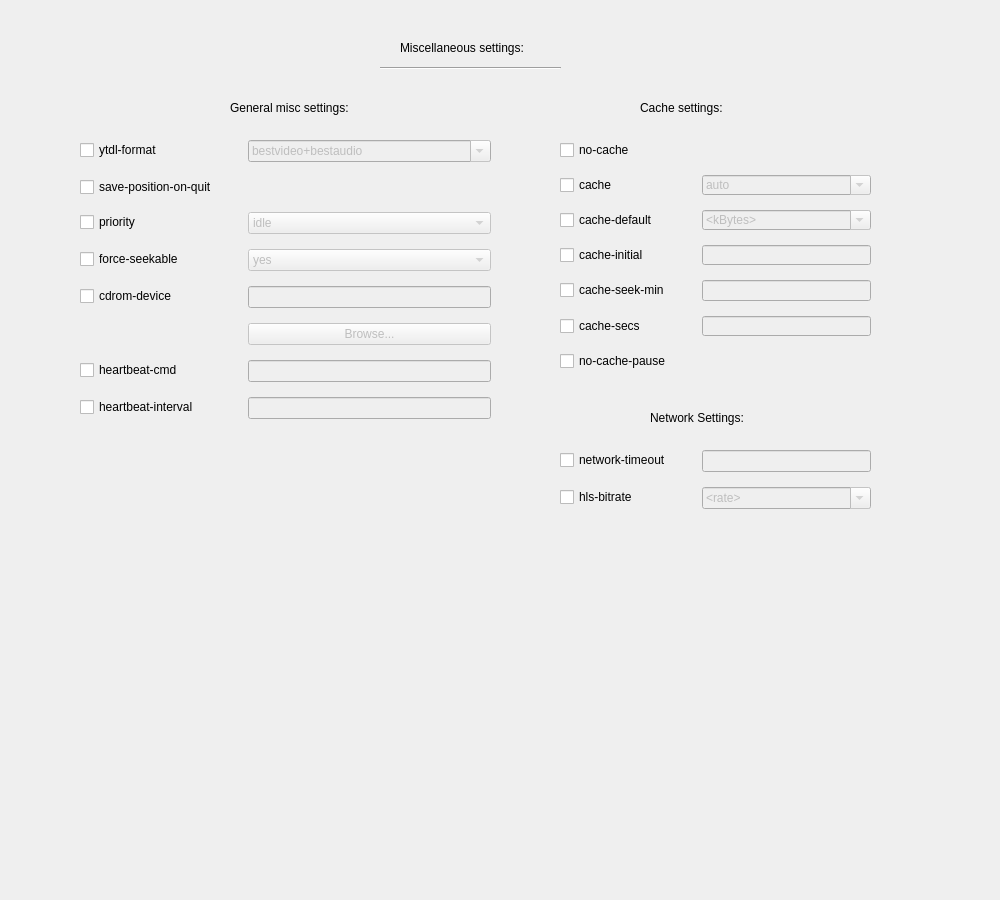
This is src/tabmisc.ui in haasnhoff/mpvconfigurator as Qt 5 draws it before an edit. The edited form follows.
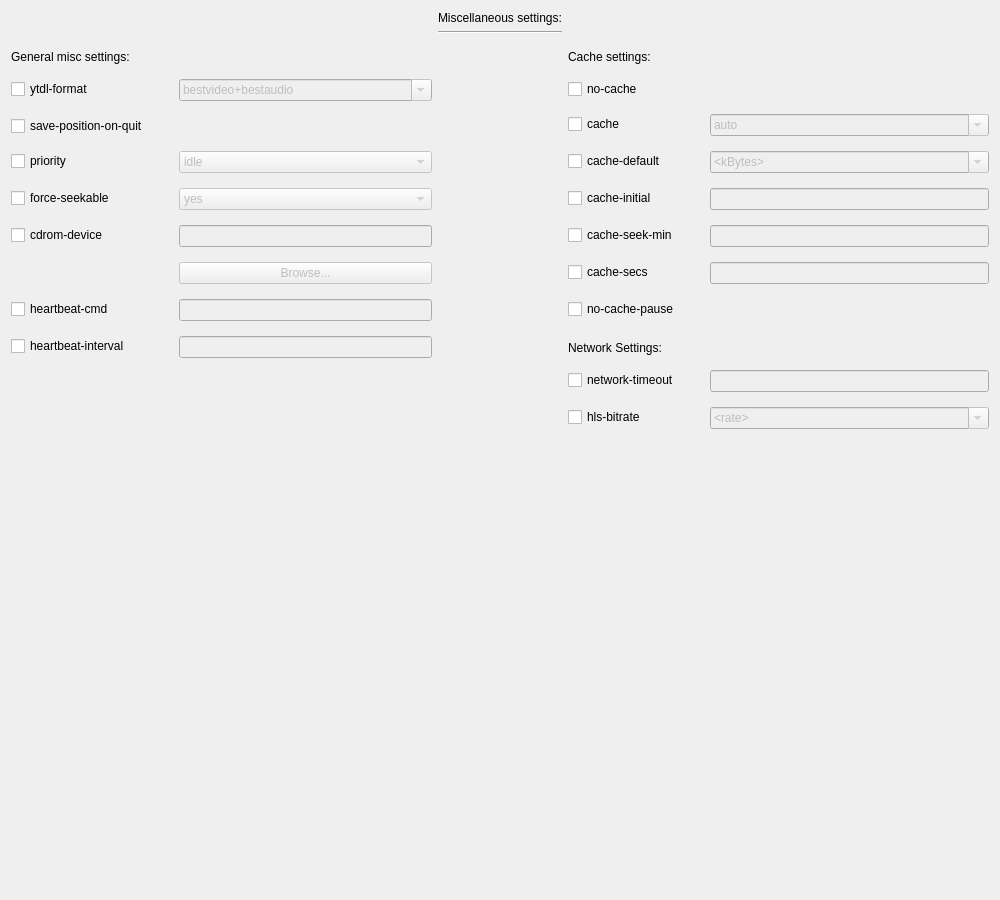
This is the edited form.

What changed in the file:
```diff
--- a/src/tabmisc.ui
+++ b/src/tabmisc.ui
@@ -13,41 +13,95 @@
   <property name="windowTitle">
    <string>Form</string>
   </property>
-  <widget class="QLabel" name="label_misc_settings">
-   <property name="geometry">
-    <rect>
-     <x>400</x>
-     <y>40</y>
-     <width>161</width>
-     <height>16</height>
-    </rect>
-   </property>
-   <property name="text">
-    <string>Miscellaneous settings:</string>
-   </property>
-  </widget>
-  <widget class="Line" name="line">
-   <property name="geometry">
-    <rect>
-     <x>380</x>
-     <y>60</y>
-     <width>181</width>
-     <height>16</height>
-    </rect>
-   </property>
+  <layout class="QGridLayout" name="gridLayout">
+   <item row="6" column="0">
+    <spacer name="verticalSpacer">
    <property name="orientation">
-    <enum>Qt::Horizontal</enum>
-   </property>
-  </widget>
-  <widget class="QWidget" name="formLayoutWidget">
-   <property name="geometry">
-    <rect>
-     <x>80</x>
-     <y>130</y>
-     <width>411</width>
-     <height>321</height>
-    </rect>
-   </property>
+      <enum>Qt::Vertical</enum>
+     </property>
+     <property name="sizeHint" stdset="0">
+      <size>
+       <width>20</width>
+       <height>40</height>
+      </size>
+     </property>
+    </spacer>
+   </item>
+   <item row="5" column="2">
+    <layout class="QFormLayout" name="networkLayout">
+     <property name="labelAlignment">
+      <set>Qt::AlignLeading|Qt::AlignLeft|Qt::AlignVCenter</set>
+     </property>
+     <property name="horizontalSpacing">
+      <number>30</number>
+     </property>
+     <property name="verticalSpacing">
+      <number>15</number>
+     </property>
+     <property name="topMargin">
+      <number>10</number>
+     </property>
+     <item row="1" column="0">
+      <widget class="QCheckBox" name="box_network_timeout">
+       <property name="text">
+        <string>network-timeout</string>
+       </property>
+      </widget>
+     </item>
+     <item row="1" column="1">
+      <widget class="QLineEdit" name="valuebox_network_timeout">
+       <property name="enabled">
+        <bool>false</bool>
+       </property>
+      </widget>
+     </item>
+     <item row="2" column="0">
+      <widget class="QCheckBox" name="box_hls_bitrate">
+       <property name="text">
+        <string>hls-bitrate</string>
+       </property>
+      </widget>
+     </item>
+     <item row="2" column="1">
+      <widget class="QComboBox" name="comboBox_hls_bitrate">
+       <property name="enabled">
+        <bool>false</bool>
+       </property>
+       <property name="editable">
+        <bool>true</bool>
+       </property>
+       <item>
+        <property name="text">
+         <string>&lt;rate&gt;</string>
+        </property>
+       </item>
+       <item>
+        <property name="text">
+         <string>no</string>
+        </property>
+       </item>
+       <item>
+        <property name="text">
+         <string>min</string>
+        </property>
+       </item>
+       <item>
+        <property name="text">
+         <string>max</string>
+        </property>
+       </item>
+      </widget>
+     </item>
+     <item row="0" column="0">
+      <widget class="QLabel" name="label_network_settings">
+       <property name="text">
+        <string>Network Settings:</string>
+       </property>
+      </widget>
+     </item>
+    </layout>
+   </item>
+   <item row="3" column="0" rowspan="3">
    <layout class="QFormLayout" name="formLayout">
     <property name="labelAlignment">
      <set>Qt::AlignLeading|Qt::AlignLeft|Qt::AlignVCenter</set>
@@ -61,14 +115,14 @@
     <property name="topMargin">
      <number>10</number>
     </property>
-    <item row="0" column="0">
+     <item row="1" column="0">
      <widget class="QCheckBox" name="box_ytdl_format">
       <property name="text">
        <string>ytdl-format</string>
       </property>
      </widget>
     </item>
-    <item row="0" column="1">
+     <item row="1" column="1">
      <widget class="QComboBox" name="comboBox_ytdl_format">
       <property name="enabled">
        <bool>false</bool>
@@ -118,21 +172,21 @@
       </item>
      </widget>
     </item>
-    <item row="1" column="0">
+     <item row="2" column="0">
      <widget class="QCheckBox" name="box_save_position_on_quit">
       <property name="text">
        <string>save-position-on-quit</string>
       </property>
      </widget>
     </item>
-    <item row="2" column="0">
+     <item row="3" column="0">
      <widget class="QCheckBox" name="box_priority">
       <property name="text">
        <string>priority</string>
       </property>
      </widget>
     </item>
-    <item row="2" column="1">
+     <item row="3" column="1">
      <widget class="QComboBox" name="comboBox_priority">
       <property name="enabled">
        <bool>false</bool>
@@ -169,14 +223,14 @@
       </item>
      </widget>
     </item>
-    <item row="3" column="0">
+     <item row="4" column="0">
      <widget class="QCheckBox" name="box_force_seekable">
       <property name="text">
        <string>force-seekable</string>
       </property>
      </widget>
     </item>
-    <item row="3" column="1">
+     <item row="4" column="1">
      <widget class="QComboBox" name="comboBox_force_seekable">
       <property name="enabled">
        <bool>false</bool>
@@ -193,21 +247,21 @@
       </item>
      </widget>
     </item>
-    <item row="4" column="0">
+     <item row="5" column="0">
      <widget class="QCheckBox" name="box_cdrom_device">
       <property name="text">
        <string>cdrom-device</string>
       </property>
      </widget>
     </item>
-    <item row="4" column="1">
+     <item row="5" column="1">
      <widget class="QLineEdit" name="valuebox_cdrom_device">
       <property name="enabled">
        <bool>false</bool>
       </property>
      </widget>
     </item>
-    <item row="5" column="1">
+     <item row="6" column="1">
      <widget class="QPushButton" name="button_browse_cdrom">
       <property name="enabled">
        <bool>false</bool>
@@ -217,45 +271,44 @@
       </property>
      </widget>
     </item>
-    <item row="6" column="0">
+     <item row="7" column="0">
      <widget class="QCheckBox" name="box_heartbeat_cmd">
       <property name="text">
        <string>heartbeat-cmd</string>
       </property>
      </widget>
     </item>
-    <item row="6" column="1">
+     <item row="7" column="1">
      <widget class="QLineEdit" name="valuebox_heartbeat_cmd">
       <property name="enabled">
        <bool>false</bool>
       </property>
      </widget>
     </item>
-    <item row="7" column="0">
+     <item row="8" column="0">
      <widget class="QCheckBox" name="box_heartbeat_interval">
       <property name="text">
        <string>heartbeat-interval</string>
       </property>
      </widget>
     </item>
-    <item row="7" column="1">
+     <item row="8" column="1">
      <widget class="QLineEdit" name="valuebox_heartbeat_interval">
       <property name="enabled">
        <bool>false</bool>
       </property>
      </widget>
     </item>
-   </layout>
-  </widget>
-  <widget class="QWidget" name="formLayoutWidget_2">
-   <property name="geometry">
-    <rect>
-     <x>560</x>
-     <y>130</y>
-     <width>311</width>
-     <height>241</height>
-    </rect>
-   </property>
+     <item row="0" column="0">
+      <widget class="QLabel" name="label_general">
+       <property name="text">
+        <string>General misc settings:</string>
+       </property>
+      </widget>
+     </item>
+    </layout>
+   </item>
+   <item row="3" column="2">
    <layout class="QFormLayout" name="cacheLayout">
     <property name="labelAlignment">
      <set>Qt::AlignLeading|Qt::AlignLeft|Qt::AlignVCenter</set>
@@ -269,14 +322,14 @@
     <property name="topMargin">
      <number>10</number>
     </property>
-    <item row="1" column="0">
+     <item row="2" column="0">
      <widget class="QCheckBox" name="box_cache">
       <property name="text">
        <string>cache</string>
       </property>
      </widget>
     </item>
-    <item row="1" column="1">
+     <item row="2" column="1">
      <widget class="QComboBox" name="comboBox_cache">
       <property name="enabled">
        <bool>false</bool>
@@ -306,7 +359,7 @@
       </item>
      </widget>
     </item>
-    <item row="2" column="0">
+     <item row="3" column="0">
      <widget class="QCheckBox" name="box_cache_default">
       <property name="accessibleName">
        <string/>
@@ -316,7 +369,7 @@
       </property>
      </widget>
     </item>
-    <item row="2" column="1">
+     <item row="3" column="1">
      <widget class="QComboBox" name="comboBox_cache_default">
       <property name="enabled">
        <bool>false</bool>
@@ -336,178 +389,86 @@
       </item>
      </widget>
     </item>
-    <item row="3" column="0">
+     <item row="4" column="0">
      <widget class="QCheckBox" name="box_cache_initial">
       <property name="text">
        <string>cache-initial</string>
       </property>
      </widget>
     </item>
-    <item row="3" column="1">
+     <item row="4" column="1">
      <widget class="QLineEdit" name="valuebox_cache_initial">
       <property name="enabled">
        <bool>false</bool>
       </property>
      </widget>
     </item>
-    <item row="4" column="0">
+     <item row="5" column="0">
      <widget class="QCheckBox" name="box_cache_seek_min">
       <property name="text">
        <string>cache-seek-min</string>
       </property>
      </widget>
     </item>
-    <item row="4" column="1">
+     <item row="5" column="1">
      <widget class="QLineEdit" name="valuebox_cache_seek_min">
       <property name="enabled">
        <bool>false</bool>
       </property>
      </widget>
     </item>
-    <item row="0" column="0">
+     <item row="1" column="0">
      <widget class="QCheckBox" name="box_no_cache">
       <property name="text">
        <string>no-cache</string>
       </property>
      </widget>
     </item>
-    <item row="5" column="0">
+     <item row="6" column="0">
      <widget class="QCheckBox" name="box_cache_secs">
       <property name="text">
        <string>cache-secs</string>
       </property>
      </widget>
     </item>
-    <item row="5" column="1">
+     <item row="6" column="1">
      <widget class="QLineEdit" name="valuebox_cache_secs">
       <property name="enabled">
        <bool>false</bool>
       </property>
      </widget>
     </item>
-    <item row="6" column="0">
+     <item row="7" column="0">
      <widget class="QCheckBox" name="box_no_cache_pause">
       <property name="text">
        <string>no-cache-pause</string>
       </property>
      </widget>
     </item>
-   </layout>
-  </widget>
-  <widget class="QWidget" name="formLayoutWidget_3">
-   <property name="geometry">
-    <rect>
-     <x>560</x>
-     <y>440</y>
-     <width>311</width>
-     <height>171</height>
-    </rect>
-   </property>
-   <layout class="QFormLayout" name="networkLayout">
-    <property name="labelAlignment">
-     <set>Qt::AlignLeading|Qt::AlignLeft|Qt::AlignVCenter</set>
-    </property>
-    <property name="horizontalSpacing">
-     <number>30</number>
-    </property>
-    <property name="verticalSpacing">
-     <number>15</number>
-    </property>
-    <property name="topMargin">
-     <number>10</number>
-    </property>
     <item row="0" column="0">
-     <widget class="QCheckBox" name="box_network_timeout">
-      <property name="text">
-       <string>network-timeout</string>
-      </property>
-     </widget>
-    </item>
-    <item row="0" column="1">
-     <widget class="QLineEdit" name="valuebox_network_timeout">
-      <property name="enabled">
-       <bool>false</bool>
-      </property>
-     </widget>
-    </item>
-    <item row="1" column="0">
-     <widget class="QCheckBox" name="box_hls_bitrate">
-      <property name="text">
-       <string>hls-bitrate</string>
-      </property>
-     </widget>
-    </item>
-    <item row="1" column="1">
-     <widget class="QComboBox" name="comboBox_hls_bitrate">
-      <property name="enabled">
-       <bool>false</bool>
-      </property>
-      <property name="editable">
-       <bool>true</bool>
-      </property>
-      <item>
-       <property name="text">
-        <string>&lt;rate&gt;</string>
-       </property>
-      </item>
-      <item>
-       <property name="text">
-        <string>no</string>
-       </property>
-      </item>
-      <item>
-       <property name="text">
-        <string>min</string>
-       </property>
-      </item>
-      <item>
-       <property name="text">
-        <string>max</string>
-       </property>
-      </item>
-     </widget>
-    </item>
-   </layout>
-  </widget>
-  <widget class="QLabel" name="label_general">
-   <property name="geometry">
-    <rect>
-     <x>230</x>
-     <y>100</y>
-     <width>181</width>
-     <height>16</height>
-    </rect>
-   </property>
-   <property name="text">
-    <string>General misc settings:</string>
-   </property>
-  </widget>
   <widget class="QLabel" name="label_cache_settings">
-   <property name="geometry">
-    <rect>
-     <x>640</x>
-     <y>100</y>
-     <width>131</width>
-     <height>16</height>
-    </rect>
-   </property>
    <property name="text">
     <string>Cache settings:</string>
    </property>
   </widget>
-  <widget class="QLabel" name="label_network_settings">
-   <property name="geometry">
-    <rect>
-     <x>650</x>
-     <y>410</y>
-     <width>121</width>
-     <height>16</height>
-    </rect>
-   </property>
+     </item>
+    </layout>
+   </item>
+   <item row="1" column="1">
+    <widget class="QLabel" name="label_misc_settings">
    <property name="text">
-    <string>Network Settings:</string>
-   </property>
-  </widget>
+      <string>Miscellaneous settings:</string>
+     </property>
+    </widget>
+   </item>
+   <item row="2" column="1">
+    <widget class="Line" name="line">
+     <property name="orientation">
+      <enum>Qt::Horizontal</enum>
+     </property>
+    </widget>
+   </item>
+  </layout>
  </widget>
  <resources/>
  <connections>
```
Lines whose indentation alone changed are shown as unchanged.
